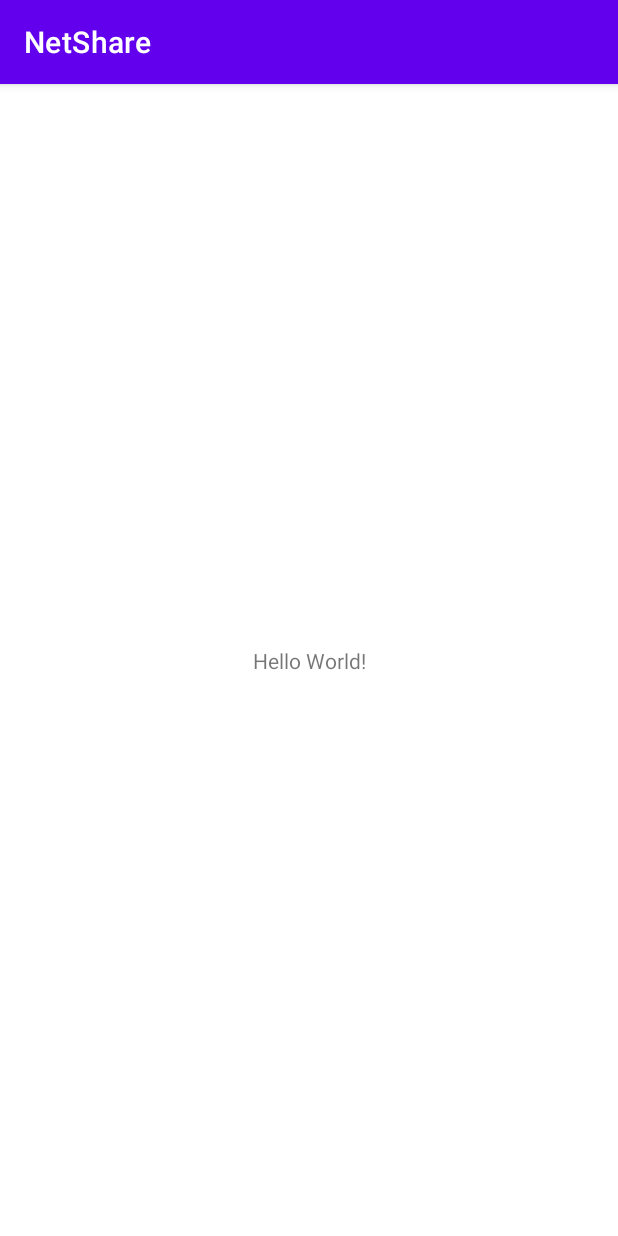
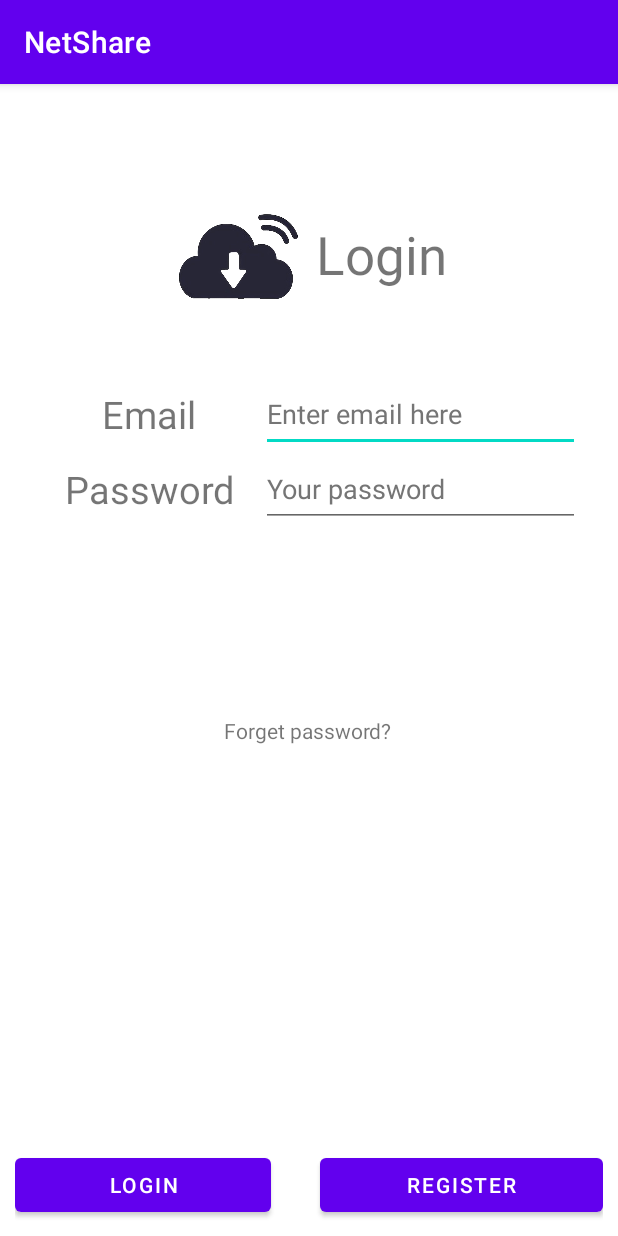
Before and after one commit to JerryFhuurr/NetShare, an Android app: the screen it shows after launch (MainActivity before the commit, LoginActivity after it), on a phone screen of 412 x 824 dp. Run offline under Robolectric (Android 15) with nearby library versions, the phone set to English and light mode, and no system bars; our stand-ins replace Firebase (no records; nobody signed in at launch, a user with empty details on screens opened directly).

Commit message:
login is working now

```diff
--- a/app/build.gradle
+++ b/app/build.gradle
@@ -44,6 +44,9 @@ dependencies {
     implementation 'androidx.appcompat:appcompat:1.4.1'
     implementation 'com.google.android.material:material:1.5.0'
     implementation 'androidx.constraintlayout:constraintlayout:2.1.3'
+    implementation 'androidx.lifecycle:lifecycle-livedata-ktx:2.4.1'
+    implementation 'androidx.lifecycle:lifecycle-viewmodel-ktx:2.4.1'
+    implementation 'androidx.legacy:legacy-support-v4:1.0.0'
     testImplementation 'junit:junit:4.13.2'
     androidTestImplementation 'androidx.test.ext:junit:1.1.3'
     androidTestImplementation 'androidx.test.espresso:espresso-core:3.4.0'
--- a/app/src/main/java/com/and/netshare/MainActivity.java
+++ b/app/src/main/java/com/and/netshare/MainActivity.java
@@ -2,13 +2,41 @@ package com.and.netshare;
 
 import androidx.appcompat.app.AppCompatActivity;
 
+import android.content.Intent;
 import android.os.Bundle;
+import android.view.View;
+import android.widget.Button;
+import android.widget.Toast;
+
+import com.and.netshare.login.LoginActivity;
+import com.google.firebase.auth.FirebaseAuth;
+import com.google.firebase.auth.FirebaseUser;
 
 public class MainActivity extends AppCompatActivity {
 
+    FirebaseAuth mainAuth;
     @Override
     protected void onCreate(Bundle savedInstanceState) {
         super.onCreate(savedInstanceState);
         setContentView(R.layout.activity_main);
+        mainAuth = FirebaseAuth.getInstance();
+        FirebaseUser firebaseUser = mainAuth.getCurrentUser();
+        checkUser(firebaseUser);
+    }
+
+    private void checkUser(FirebaseUser currentUser){
+        if (currentUser != null){
+            Toast.makeText(this, getString(R.string.main_info) + currentUser.getEmail(), Toast.LENGTH_SHORT).show();
+        }else {
+            Toast.makeText(this, R.string.main_login_info, Toast.LENGTH_SHORT).show();
+            Intent intent = new Intent(MainActivity.this, LoginActivity.class);
+            startActivity(intent);
+        }
+    }
+
+    public void logoutTest(View v){
+        FirebaseAuth.getInstance().signOut();
+        FirebaseUser firebaseUser = mainAuth.getCurrentUser();
+        checkUser(firebaseUser);
     }
 }
--- /dev/null
+++ b/app/src/main/java/com/and/netshare/login/LoginActivity.java
@@ -0,0 +1,24 @@
+package com.and.netshare.login;
+
+import androidx.appcompat.app.AppCompatActivity;
+
+import android.os.Bundle;
+
+import com.and.netshare.R;
+import com.and.netshare.login.ui.main.LoginFragment;
+
+public class LoginActivity extends AppCompatActivity {
+
+    @Override
+    protected void onCreate(Bundle savedInstanceState) {
+        super.onCreate(savedInstanceState);
+        setContentView(R.layout.login_activity);
+        if (savedInstanceState == null) {
+            getSupportFragmentManager().beginTransaction()
+                    .replace(R.id.container, LoginFragment.newInstance())
+                    .commitNow();
+        }
+    }
+
+
+}
--- /dev/null
+++ b/app/src/main/java/com/and/netshare/login/ui/main/LoginFragment.java
@@ -0,0 +1,105 @@
+package com.and.netshare.login.ui.main;
+
+import static android.content.ContentValues.TAG;
+
+import androidx.lifecycle.ViewModelProvider;
+
+import android.content.Intent;
+import android.os.Bundle;
+
+import androidx.annotation.NonNull;
+import androidx.annotation.Nullable;
+import androidx.fragment.app.Fragment;
+
+import android.util.Log;
+import android.view.LayoutInflater;
+import android.view.View;
+import android.view.ViewGroup;
+import android.widget.Button;
+import android.widget.EditText;
+import android.widget.Toast;
+
+import com.and.netshare.MainActivity;
+import com.and.netshare.R;
+import com.google.android.gms.tasks.OnCompleteListener;
+import com.google.android.gms.tasks.Task;
+import com.google.firebase.auth.AuthResult;
+import com.google.firebase.auth.FirebaseAuth;
+import com.google.firebase.auth.FirebaseUser;
+
+
+public class LoginFragment extends Fragment {
+
+    private LoginViewModel mViewModel;
+    private EditText emailText;
+    private EditText passwordText;
+    private Button loginButton;
+    private FirebaseAuth mAuth;
+
+    public static LoginFragment newInstance() {
+        return new LoginFragment();
+    }
+
+    @Nullable
+    @Override
+    public View onCreateView(@NonNull LayoutInflater inflater, @Nullable ViewGroup container,
+                             @Nullable Bundle savedInstanceState) {
+        View v = inflater.inflate(R.layout.login_fragment, container, false);
+        emailText = v.findViewById(R.id.email_login);
+        passwordText = v.findViewById(R.id.password_login);
+        loginButton = v.findViewById(R.id.button_login);
+        mAuth = FirebaseAuth.getInstance();
+        return v;
+    }
+
+    @Override
+    public void onActivityCreated(@Nullable Bundle savedInstanceState) {
+        super.onActivityCreated(savedInstanceState);
+        mViewModel = new ViewModelProvider(this).get(LoginViewModel.class);
+        loginButton.setOnClickListener(new View.OnClickListener() {
+            @Override
+            public void onClick(View view) {
+                mViewModel.setEmail(emailText.getText().toString());
+                mViewModel.setPassword(passwordText.getText().toString());
+                mAuth.signInWithEmailAndPassword(mViewModel.getEmail(), mViewModel.getPassword())
+                        .addOnCompleteListener(getActivity(), new OnCompleteListener<AuthResult>() {
+                            @Override
+                            public void onComplete(@NonNull Task<AuthResult> task) {
+                                if (task.isSuccessful()) {
+                                    // Sign in success, update UI with the signed-in user's information
+                                    Log.d(TAG, "signInWithEmail:success");
+                                    FirebaseUser user = mAuth.getCurrentUser();
+                                    updateUI(user);
+                                } else {
+                                    // If sign in fails, display a message to the user.
+                                    Log.w(TAG, "signInWithEmail:failure", task.getException());
+                                    Toast.makeText(getContext(), R.string.login_fail_toast,
+                                            Toast.LENGTH_SHORT).show();
+                                    updateUI(null);
+                                }
+                            }
+                        });
+            }
+        });
+
+    }
+
+    @Override
+    public void onStart() {
+        super.onStart();
+        // Check if user is signed in (non-null) and update UI accordingly.
+        FirebaseUser currentUser = mAuth.getCurrentUser();
+        if (currentUser != null) {
+            reload();
+        }
+    }
+
+    private void reload() {
+        Toast.makeText(getContext(), R.string.login_toast1, Toast.LENGTH_SHORT).show();
+    }
+
+    private void updateUI(FirebaseUser user) {
+        mAuth.updateCurrentUser(user);
+        startActivity(new Intent(getActivity(), MainActivity.class));
+    }
+}
--- /dev/null
+++ b/app/src/main/java/com/and/netshare/login/ui/main/LoginInfo.java
@@ -0,0 +1,22 @@
+package com.and.netshare.login.ui.main;
+
+public class LoginInfo {
+    private String email = "";
+    private String password = "";
+
+    public void setEmail(String email) {
+        this.email = email;
+    }
+
+    public void setPassword(String password) {
+        this.password = password;
+    }
+
+    public String getEmail() {
+        return email;
+    }
+
+    public String getPassword() {
+        return password;
+    }
+}
--- /dev/null
+++ b/app/src/main/java/com/and/netshare/login/ui/main/LoginViewModel.java
@@ -0,0 +1,30 @@
+package com.and.netshare.login.ui.main;
+
+import androidx.lifecycle.ViewModel;
+
+public class LoginViewModel extends ViewModel {
+
+    //maybe need a list ?
+
+    private LoginInfo info;
+
+    public LoginViewModel() {
+        this.info = new LoginInfo();
+    }
+
+    public void setEmail(String email) {
+        info.setEmail(email);
+    }
+
+    public void setPassword(String password) {
+        info.setPassword(password);
+    }
+
+    public String getEmail() {
+        return info.getEmail();
+    }
+
+    public String getPassword() {
+        return info.getPassword();
+    }
+}
--- /dev/null
+++ b/app/src/main/res/layout/login_activity.xml
@@ -0,0 +1,7 @@
+<?xml version="1.0" encoding="utf-8"?>
+<FrameLayout xmlns:android="http://schemas.android.com/apk/res/android"
+    xmlns:tools="http://schemas.android.com/tools"
+    android:id="@+id/container"
+    android:layout_width="match_parent"
+    android:layout_height="match_parent"
+    tools:context=".login.LoginActivity" />
--- /dev/null
+++ b/app/src/main/res/layout/login_fragment.xml
@@ -0,0 +1,145 @@
+<?xml version="1.0" encoding="utf-8"?>
+<androidx.constraintlayout.widget.ConstraintLayout xmlns:android="http://schemas.android.com/apk/res/android"
+    xmlns:app="http://schemas.android.com/apk/res-auto"
+    xmlns:tools="http://schemas.android.com/tools"
+    android:id="@+id/login"
+    android:layout_width="match_parent"
+    android:layout_height="match_parent"
+    tools:context=".login.ui.main.LoginFragment">
+
+    <ImageView
+        android:id="@+id/imageView"
+        android:layout_width="79dp"
+        android:layout_height="74dp"
+        android:src="@drawable/logo"
+        app:layout_constraintBottom_toTopOf="@+id/type_container"
+        app:layout_constraintEnd_toStartOf="@+id/textView2"
+        app:layout_constraintHorizontal_bias="0.909"
+        app:layout_constraintStart_toStartOf="parent"
+        app:layout_constraintTop_toTopOf="parent"
+        app:layout_constraintVertical_bias="0.812" />
+
+    <LinearLayout
+        android:id="@+id/type_container"
+        android:layout_width="match_parent"
+        android:layout_height="wrap_content"
+        android:layout_marginTop="170dp"
+        android:gravity="center"
+        android:orientation="vertical"
+        android:padding="25dp"
+        app:layout_constraintEnd_toEndOf="parent"
+        app:layout_constraintHorizontal_bias="0.0"
+        app:layout_constraintStart_toStartOf="parent"
+        app:layout_constraintTop_toTopOf="parent">
+
+        <LinearLayout
+            android:layout_width="match_parent"
+            android:layout_height="wrap_content"
+            android:orientation="horizontal"
+            android:weightSum="3">
+
+            <TextView
+                android:layout_width="match_parent"
+                android:layout_height="match_parent"
+                android:layout_weight="2.9999"
+                android:gravity="center"
+                android:text="@string/login_email"
+                android:textSize="25dp" />
+
+            <EditText
+                android:id="@+id/email_login"
+                android:layout_width="wrap_content"
+                android:layout_height="50dp"
+                android:layout_weight="0.0001"
+                android:autofillHints=""
+                android:ems="10"
+                android:hint="@string/login_email_hint"
+                android:inputType="textEmailAddress"
+                android:textColorHint="#757575" />
+
+        </LinearLayout>
+
+        <LinearLayout
+            android:layout_width="match_parent"
+            android:layout_height="wrap_content"
+            android:orientation="horizontal"
+            android:weightSum="3">
+
+            <TextView
+                android:layout_width="match_parent"
+                android:layout_height="match_parent"
+                android:layout_weight="2.9999"
+                android:gravity="center"
+                android:text="@string/login_password"
+                android:textSize="25dp" />
+
+            <EditText
+                android:id="@+id/password_login"
+                android:layout_width="wrap_content"
+                android:layout_height="50dp"
+                android:layout_weight="0.0001"
+                android:autofillHints=""
+                android:ems="10"
+                android:hint="@string/login_password_hint"
+                android:inputType="textPassword"
+                android:textColorHint="#757575" />
+
+        </LinearLayout>
+    </LinearLayout>
+
+    <LinearLayout
+        android:layout_width="match_parent"
+        android:layout_height="wrap_content"
+        android:padding="10dp"
+        android:weightSum="6"
+        app:layout_constraintBottom_toBottomOf="parent"
+        app:layout_constraintStart_toStartOf="parent"
+        app:layout_constraintTop_toBottomOf="@+id/type_container"
+        app:layout_constraintVertical_bias="1.0">
+
+        <Button
+            android:id="@+id/button_login"
+            android:layout_width="wrap_content"
+            android:layout_height="wrap_content"
+            android:layout_weight="2.5"
+            android:text="@string/login_button_login" />
+
+        <View
+            android:layout_width="0dp"
+            android:layout_height="0dp"
+            android:layout_weight="1" />
+
+        <Button
+            android:id="@+id/button_register"
+            android:layout_width="wrap_content"
+            android:layout_height="wrap_content"
+            android:layout_weight="2.5"
+            android:text="@string/login_button_register" />
+    </LinearLayout>
+
+    <TextView
+        android:id="@+id/login_forget"
+        android:layout_width="wrap_content"
+        android:layout_height="wrap_content"
+        android:text="@string/login_forget"
+        app:layout_constraintBottom_toBottomOf="parent"
+        app:layout_constraintEnd_toEndOf="parent"
+        app:layout_constraintHorizontal_bias="0.498"
+        app:layout_constraintStart_toStartOf="parent"
+        app:layout_constraintTop_toTopOf="parent"
+        app:layout_constraintVertical_bias="0.563" />
+
+    <TextView
+        android:id="@+id/textView2"
+        android:layout_width="wrap_content"
+        android:layout_height="wrap_content"
+        android:text="Login"
+        android:textSize="35dp"
+        app:layout_constraintBottom_toTopOf="@+id/type_container"
+        app:layout_constraintEnd_toEndOf="parent"
+        app:layout_constraintHorizontal_bias="0.649"
+        app:layout_constraintStart_toStartOf="parent"
+        app:layout_constraintTop_toTopOf="parent"
+        app:layout_constraintVertical_bias="0.731" />
+
+</androidx.constraintlayout.widget.ConstraintLayout>
--- a/app/src/main/res/values/strings.xml
+++ b/app/src/main/res/values/strings.xml
@@ -1,3 +1,18 @@
 <resources>
     <string name="app_name">NetShare</string>
+    <!-- main -->
+    <string name="main_login_info">Please login first</string>
+    <string name="main_info">Welcome! </string>
+    <!-- login -->
+    <string name="login_email">Email</string>
+    <string name="login_password">Password</string>
+    <string name="login_email_hint">Enter email here</string>
+    <string name="login_password_hint">Your password</string>
+    <string name="login_button_login">Login</string>
+    <string name="login_button_register">Register</string>
+    <string name="login_forget">Forget password?</string>
+    <string name="login_toast1">A username already exists</string>
+    <string name="login_fail_toast">Invalid email or password</string>
+
+    <string name="hello_blank_fragment">Hello blank fragment</string>
 </resources>
```
Also changed, not shown: app/src/main/AndroidManifest.xml (+6 -3 lines), app/src/main/java/com/and/netshare/login/ui/main/RegisterFragment.java (added, +66 -0 lines), app/src/main/res/layout/activity_main.xml (+14 -0 lines), app/src/main/res/layout/fragment_register.xml (added, +14 -0 lines), app/src/main/res/drawable/logo.png (added).
